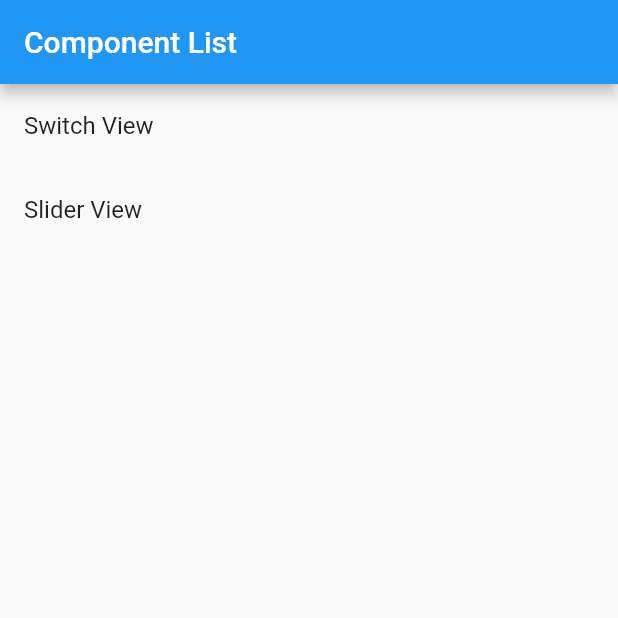
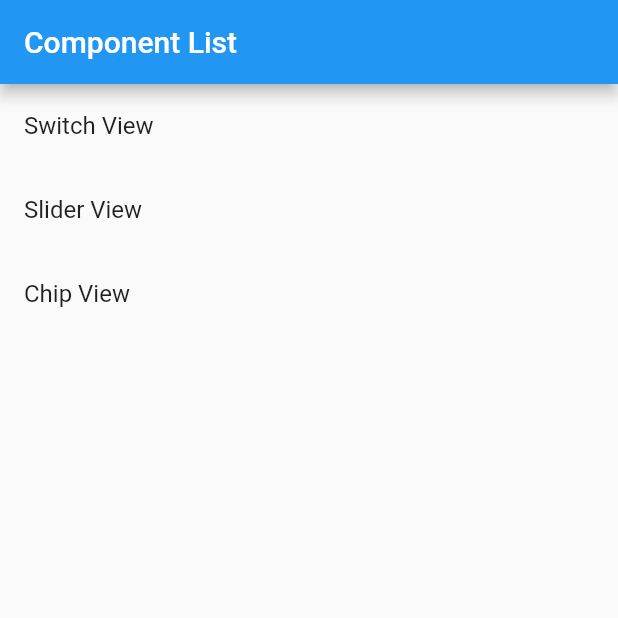
Before and after one commit to lv-kit/flutter-sample-apps, a Flutter app: the screen it shows after launch, on a phone screen of 412 x 824 dp, the top half of it. Run offline on Flutter 3.47's test engine with Material 2 defaults, Android fonts, the phone set to English and light mode, and no system bars; our stand-ins replace auto_route, hooks_riverpod.

Commit message:
Update root.dart

```diff
--- a/component-samples/lib/ui/screens/root.dart
+++ b/component-samples/lib/ui/screens/root.dart
@@ -21,6 +21,10 @@ class RootScreen extends StatelessWidget {
             onTap: () => AutoRouter.of(context).push(const SliderRouter()),
             title: const Text("Slider View"),
           ),
+          ListTile(
+            onTap: () => AutoRouter.of(context).push(const ChipRouter()),
+            title: const Text("Chip View"),
+          ),
         ],
       ),
     );
```
